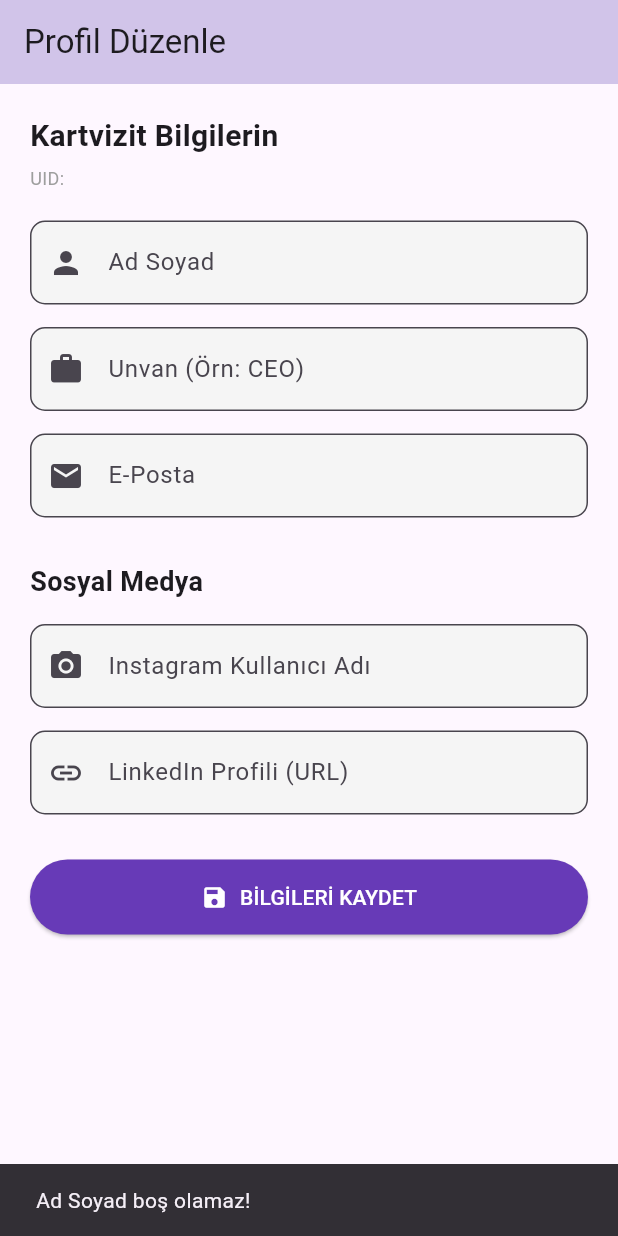
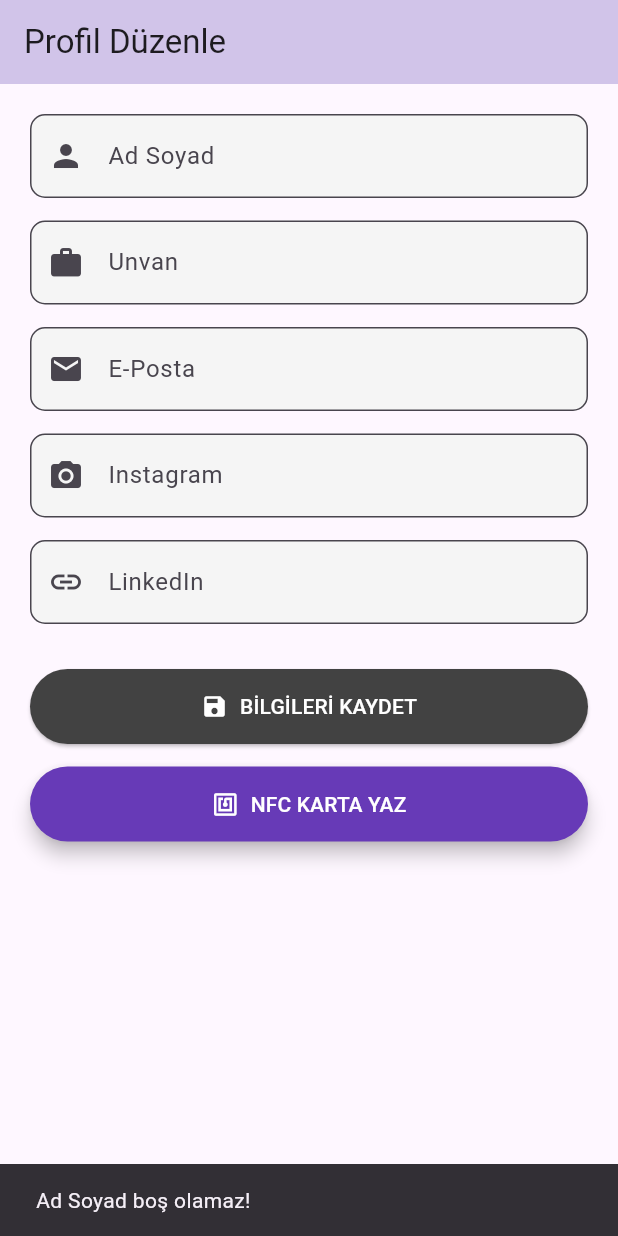
Before and after one commit to BalciAbdulkadir/Neo_Card, a Flutter app: the screen it shows once a user with an empty profile is signed in, after a tap on "BİLGİLERİ KAYDET", on a phone screen of 412 x 824 dp. Run offline on Flutter 3.47's test engine with Material 3 defaults, Android fonts, the phone set to English and light mode, and no system bars; our stand-ins replace cloud_firestore, firebase_auth, firebase_core, go_router; missing offline and left inert: nfc_manager; accounts and stored records are empty; network calls fail.

Commit message:
Uygulama çalışıyor. Vitrin sayfası hazır. Canlıya verilmeden önceki son commit

```diff
--- a/lib/main.dart
+++ b/lib/main.dart
@@ -4,10 +4,16 @@ import 'package:firebase_auth/firebase_auth.dart';
 import 'firebase_options.dart';
 import 'services/auth_service.dart';
 import 'pages/home_page.dart';
+import 'package:go_router/go_router.dart';
+import 'pages/profile_view_page.dart';
+import 'package:flutter_web_plugins/url_strategy.dart';
 
 void main() async {
   //firebase baslttik
   WidgetsFlutterBinding.ensureInitialized();
+
+  usePathUrlStrategy();
+
   await Firebase.initializeApp(options: DefaultFirebaseOptions.currentPlatform);
 
   runApp(const MyApp());
@@ -18,17 +24,35 @@ class MyApp extends StatelessWidget {
 
   @override
   Widget build(BuildContext context) {
-    return MaterialApp(
+    return MaterialApp.router(
       title: 'Neo Card',
       debugShowCheckedModeBanner: false,
       theme: ThemeData(
         colorScheme: ColorScheme.fromSeed(seedColor: Colors.deepPurple),
         useMaterial3: true,
       ),
-      home: const AuthWrapper(),
+      routerConfig: _router,
     );
   }
 }
+
+// router ayarlari
+final GoRouter _router = GoRouter(
+  initialLocation: '/',
+  routes: [
+    GoRoute(path: '/', builder: (context, state) => const AuthWrapper()),
+
+    // profil sayfası
+    GoRoute(
+      path: '/p/:uid',
+      builder: (context, state) {
+        final String uidFromUrl = state.pathParameters['uid']!;
+
+        return ProfileViewPage(uid: uidFromUrl);
+      },
+    ),
+  ],
+);
 
 // Kullanıcı içeride mi değil mi ona karar veriyoz
 class AuthWrapper extends StatefulWidget {
--- a/lib/pages/home_page.dart
+++ b/lib/pages/home_page.dart
@@ -1,11 +1,10 @@
-// File: lib/pages/home_page.dart
-
 import 'package:flutter/material.dart';
 import '../models/user_model.dart';
 import '../services/database_service.dart';
+import '../services/nfc_service.dart';
 
 class HomePage extends StatefulWidget {
-  final String uid; // id ye göre sayfa açılıyor
+  final String uid;
   const HomePage({super.key, required this.uid});
 
   @override
@@ -13,8 +12,9 @@ class HomePage extends StatefulWidget {
 }
 
 class _HomePageState extends State<HomePage> {
+  // Servisler
   final DatabaseService _dbService = DatabaseService();
-
+  final NfcService _nfcService = NfcService();
   // Controllers
   final TextEditingController _nameController = TextEditingController();
   final TextEditingController _titleController = TextEditingController();
@@ -30,12 +30,9 @@ class _HomePageState extends State<HomePage> {
     _loadData();
   }
 
-  // Verileri firebase'den çekme
   void _loadData() async {
     setState(() => _isLoading = true);
-
     UserModel? user = await _dbService.getUser(widget.uid);
-
     if (user != null) {
       setState(() {
         _nameController.text = user.name;
@@ -45,22 +42,20 @@ class _HomePageState extends State<HomePage> {
         _linkedinController.text = user.links['linkedin'] ?? '';
       });
     }
-
-    setState(() => _isLoading = false);
+    if (mounted) setState(() => _isLoading = false);
   }
 
-  // kaydetme
   void _saveData() async {
-    // Basic validation
     if (_nameController.text.isEmpty) {
       ScaffoldMessenger.of(
         context,
       ).showSnackBar(const SnackBar(content: Text("Ad Soyad boş olamaz!")));
       return;
     }
-
+    FocusScope.of(context).unfocus();
     setState(() => _isLoading = true);
 
+    try {
       UserModel newUser = UserModel(
         uid: widget.uid,
         name: _nameController.text.trim(),
@@ -72,15 +67,68 @@ class _HomePageState extends State<HomePage> {
           'linkedin': _linkedinController.text.trim(),
         },
       );
+      await _dbService.saveUser(newUser);
+      if (mounted) {
+        ScaffoldMessenger.of(context).showSnackBar(
+          const SnackBar(
+            content: Text("✅ Profil Güncellendi!"),
+            backgroundColor: Colors.green,
+          ),
+        );
+      }
+    } catch (e) {
+      if (mounted) _showError(e.toString());
+    } finally {
+      if (mounted) setState(() => _isLoading = false);
+    }
+  }
 
-    await _dbService.saveUser(newUser);
-
-    setState(() => _isLoading = false);
+  void _writeToNfc() async {
+    bool isAvailable = await _nfcService.checkAvailability();
+    if (!isAvailable) {
+      _showError("Cihazınızda NFC yok veya kapalı!");
+      return;
+    }
 
     ScaffoldMessenger.of(context).showSnackBar(
       const SnackBar(
-        content: Text("Profil başarıyla güncellendi! ✅"),
+        content: Text("⏳ Kartı telefonun arkasına yaklaştırın..."),
+      ),
+    );
+
+    try {
+      // Linki Oluştur: https://neocard.app/p/UID
+      // şimdilik test domaini
+      String link = "https://neocard.app/p/${widget.uid}";
+
+      //yaz
+      await _nfcService.writeNfc(link, lock: false);
+
+      if (mounted) {
+        ScaffoldMessenger.of(context).showSnackBar(
+          const SnackBar(
+            content: Text("✅ Kart Başarıyla Yazıldı!"),
             backgroundColor: Colors.green,
+          ),
+        );
+      }
+    } catch (e) {
+      _showError("NFC Yazma Hatası: $e");
+    }
+  }
+
+  void _showError(String mesaj) {
+    showDialog(
+      context: context,
+      builder: (context) => AlertDialog(
+        title: const Text("Hata"),
+        content: Text(mesaj),
+        actions: [
+          TextButton(
+            onPressed: () => Navigator.pop(context),
+            child: const Text("Tamam"),
+          ),
+        ],
       ),
     );
   }
@@ -99,64 +147,46 @@ class _HomePageState extends State<HomePage> {
               child: Column(
                 crossAxisAlignment: CrossAxisAlignment.stretch,
                 children: [
-                  const Text(
-                    "Kartvizit Bilgilerin",
-                    style: TextStyle(fontSize: 20, fontWeight: FontWeight.bold),
-                  ),
-                  const SizedBox(height: 5),
-                  Text(
-                    "UID: ${widget.uid}",
-                    style: TextStyle(color: Colors.grey, fontSize: 12),
-                  ),
-                  const SizedBox(height: 20),
-
-                  // NAME
                   _buildTextField(_nameController, "Ad Soyad", Icons.person),
                   const SizedBox(height: 15),
-
-                  // TITLE
-                  _buildTextField(
-                    _titleController,
-                    "Unvan (Örn: CEO)",
-                    Icons.work,
-                  ),
+                  _buildTextField(_titleController, "Unvan", Icons.work),
                   const SizedBox(height: 15),
-
-                  // EMAIL
                   _buildTextField(_emailController, "E-Posta", Icons.email),
-                  const SizedBox(height: 30),
-
-                  const Text(
-                    "Sosyal Medya",
-                    style: TextStyle(fontSize: 18, fontWeight: FontWeight.bold),
-                  ),
                   const SizedBox(height: 15),
-
-                  // INSTAGRAM
                   _buildTextField(
                     _instagramController,
-                    "Instagram Kullanıcı Adı",
+                    "Instagram",
                     Icons.camera_alt,
                   ),
                   const SizedBox(height: 15),
-
-                  // LINKEDIN
-                  _buildTextField(
-                    _linkedinController,
-                    "LinkedIn Profili (URL)",
-                    Icons.link,
-                  ),
+                  _buildTextField(_linkedinController, "LinkedIn", Icons.link),
                   const SizedBox(height: 30),
 
-                  // SAVE BUTTON
+                  // KAYDET BUTONU
                   ElevatedButton.icon(
                     onPressed: _saveData,
                     icon: const Icon(Icons.save),
                     label: const Text("BİLGİLERİ KAYDET"),
                     style: ElevatedButton.styleFrom(
+                      backgroundColor:
+                          Colors.grey[800], // Rengi değiştirdim karışmasın
+                      foregroundColor: Colors.white,
+                      padding: const EdgeInsets.symmetric(vertical: 15),
+                    ),
+                  ),
+
+                  const SizedBox(height: 15),
+
+                  // Karta Yaz Butonu
+                  ElevatedButton.icon(
+                    onPressed: _writeToNfc,
+                    icon: const Icon(Icons.nfc),
+                    label: const Text("NFC KARTA YAZ"),
+                    style: ElevatedButton.styleFrom(
                       backgroundColor: Colors.deepPurple,
                       foregroundColor: Colors.white,
                       padding: const EdgeInsets.symmetric(vertical: 15),
+                      elevation: 5,
                     ),
                   ),
                 ],
--- a/pubspec.yaml
+++ b/pubspec.yaml
@@ -37,6 +37,10 @@ dependencies:
   firebase_core: ^4.3.0
   firebase_auth: ^6.1.3
   cloud_firestore: ^6.1.1
+  nfc_manager:
+  go_router: ^17.0.1
+  url_launcher: ^6.3.2
+  url_strategy: ^0.3.0
 
 dev_dependencies:
   flutter_test:
```
Also changed, not shown: lib/pages/profile_view_page.dart (added, +168 -0 lines), lib/services/nfc_service.dart (added, +63 -0 lines), lib/a.dart (added), pubspec.lock, 7 other files. Lines whose indentation alone changed are shown as unchanged.
